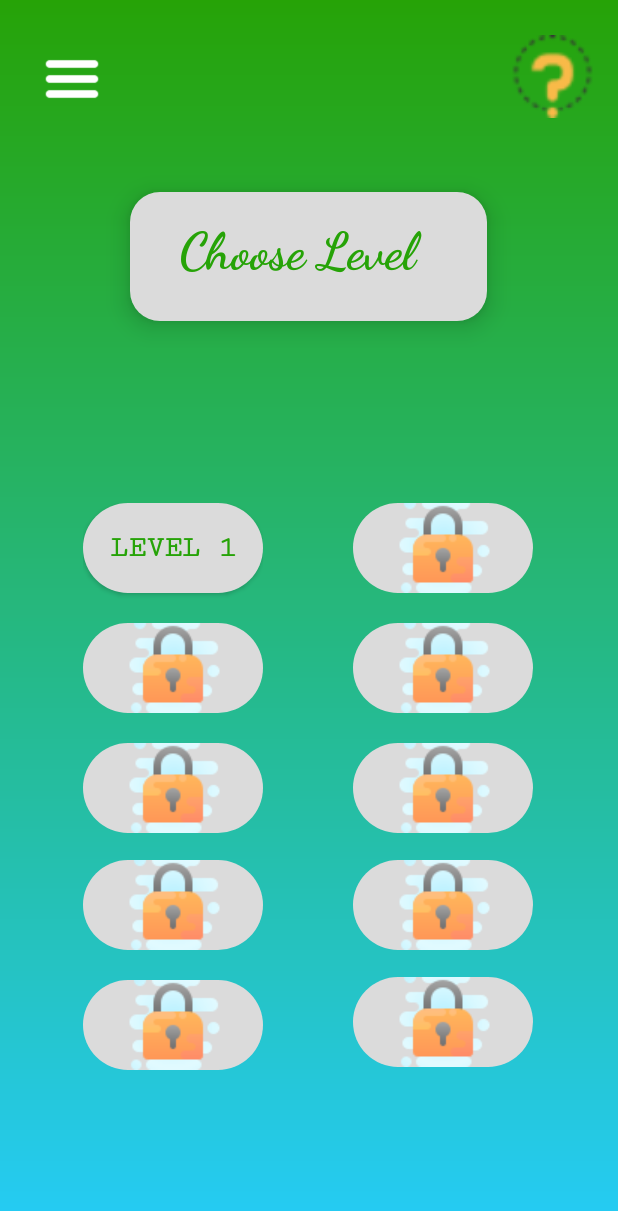
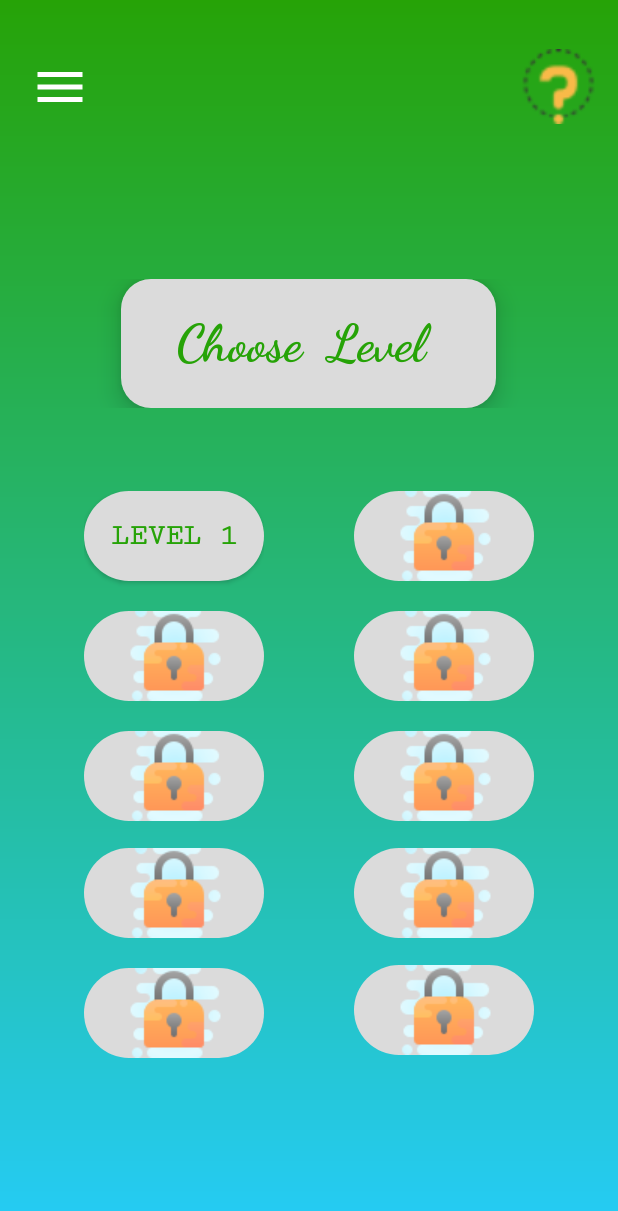
Before and after one commit to richardjob/Guess_it, an Android app: the screen it shows after launch (MainActivity), on a phone screen of 412 x 824 dp. Shown: the top 1211 px of the screen. Run offline under Robolectric (Android 15) with nearby library versions, the phone set to English and light mode, and no system bars.

Commit message:
Made use of Linear layout Improved UI and performance

```diff
--- a/app/build.gradle
+++ b/app/build.gradle
@@ -6,9 +6,10 @@ android {
         applicationId "com.richie.guess_it"
         minSdkVersion 19
         targetSdkVersion 28
-        versionCode 190202040
-        versionName "2.2.4"
+        versionCode 190202070
+        versionName "2.2.7"
         testInstrumentationRunner "android.support.test.runner.AndroidJUnitRunner"
+        vectorDrawables.useSupportLibrary = true
     }
     buildTypes {
         release {
--- a/app/src/main/java/com/richie/guess_it/GamePlay.java
+++ b/app/src/main/java/com/richie/guess_it/GamePlay.java
@@ -8,6 +8,7 @@ import android.support.v7.app.AlertDialog;
 import android.support.v7.app.AppCompatActivity;
 import android.view.View;
 import android.widget.Button;
+import android.widget.ImageView;
 import android.widget.TextView;
 
 
@@ -17,6 +18,7 @@ public class GamePlay extends AppCompatActivity {
 
     TextView tv1,tv2,tv3;
 
+    ImageView backbtn;
 
     Button btn1,btn2,btn3,btn4,btn5,btn6,btn7,btn8,btn9,btn10,btn11,btn12;
 
@@ -35,6 +37,8 @@ public class GamePlay extends AppCompatActivity {
         tv1 = findViewById(R.id.tv1);
         tv2 = findViewById(R.id.tv2);
         tv3 = findViewById(R.id.tv3);
+
+        backbtn =findViewById(R.id.back_arrow);// back arrow
 
         btn1 = findViewById(R.id.btn1);   //OK button
         btn2 = findViewById(R.id.btn2);   //1
@@ -247,7 +251,16 @@ public class GamePlay extends AppCompatActivity {
         }
         });
 
+
+        backbtn.setOnClickListener(new View.OnClickListener() {
+            @Override
+            public void onClick(View v) {
+                onBackPressed();
+            }
+        });
+
     }
+
     @Override
     public void onBackPressed(){
         AlertDialog.Builder builder = new AlertDialog.Builder(this);
--- /dev/null
+++ b/app/src/main/res/drawable/arrow_back.xml
@@ -0,0 +1,5 @@
+<vector android:height="24dp" android:tint="#FFFFFF"
+    android:viewportHeight="24.0" android:viewportWidth="24.0"
+    android:width="24dp" xmlns:android="http://schemas.android.com/apk/res/android">
+    <path android:fillColor="#FF000000" android:pathData="M20,11H7.83l5.59,-5.59L12,4l-8,8 8,8 1.41,-1.41L7.83,13H20v-2z"/>
+</vector>
--- /dev/null
+++ b/app/src/main/res/drawable/menu.xml
@@ -0,0 +1,5 @@
+<vector android:height="24dp" android:tint="#FFFFFF"
+    android:viewportHeight="24.0" android:viewportWidth="24.0"
+    android:width="24dp" xmlns:android="http://schemas.android.com/apk/res/android">
+    <path android:fillColor="#FF000000" android:pathData="M3,18h18v-2L3,16v2zM3,13h18v-2L3,11v2zM3,6v2h18L21,6L3,6z"/>
+</vector>
--- a/app/src/main/res/layout/activity_main.xml
+++ b/app/src/main/res/layout/activity_main.xml
@@ -15,48 +15,91 @@
         android:background="@drawable/gradient_background">
 
 
+        <LinearLayout
+            android:layout_width="match_parent"
+            android:layout_height="wrap_content"
+            android:orientation="horizontal"
+            app:layout_constraintBottom_toBottomOf="parent"
+            app:layout_constraintLeft_toLeftOf="parent"
+            app:layout_constraintTop_toTopOf="parent"
+            app:layout_constraintRight_toRightOf="parent"
+            app:layout_constraintVertical_bias="0.03">
+
+            <LinearLayout
+                android:layout_width="205dp"
+                android:layout_height="match_parent"
+                android:gravity="start"
+                android:paddingTop="15dp"
+                android:paddingStart="8dp">
+
+                <ImageView
+                    android:id="@+id/toggle"
+                    android:layout_width="40dp"
+                    android:layout_height="40dp"
+                    android:layout_marginStart="12dp"
+                    android:layout_marginEnd="8dp"
+                    android:layout_marginBottom="8dp"
+                    android:elevation="10dp"
+                    app:srcCompat="@drawable/menu" />
+            </LinearLayout>
+
+
+            <LinearLayout
+                android:layout_width="205dp"
+                android:layout_height="wrap_content"
+                android:gravity="end"
+                android:paddingEnd="5dp"
+                android:paddingTop="2dp">
+
                 <ImageView
                     android:id="@+id/img1"
-            android:layout_width="55dp"
-            android:layout_height="55dp"
+                    android:layout_width="50dp"
+                    android:layout_height="50dp"
                     android:layout_marginStart="8dp"
                     android:layout_marginTop="8dp"
                     android:layout_marginEnd="8dp"
                     android:layout_marginBottom="8dp"
-            android:src="@drawable/help"
+                    android:foregroundGravity="right"
+                    android:src="@drawable/help" />
+            </LinearLayout>
+        </LinearLayout>
+
+
+        <LinearLayout
+            android:layout_width="wrap_content"
+            android:layout_height="wrap_content"
+            android:layout_marginTop="8dp"
+            android:layout_marginBottom="8dp"
+            android:orientation="vertical"
             app:layout_constraintBottom_toBottomOf="parent"
-            app:layout_constraintEnd_toEndOf="parent"
-            app:layout_constraintHorizontal_bias="0.976"
-            app:layout_constraintStart_toStartOf="parent"
+            app:layout_constraintHorizontal_bias="0.5"
+            app:layout_constraintLeft_toLeftOf="parent"
+            app:layout_constraintRight_toRightOf="parent"
             app:layout_constraintTop_toTopOf="parent"
-            app:layout_constraintVertical_bias="0.02" />
+            app:layout_constraintVertical_bias="0.65">
 
+            <LinearLayout
+                android:layout_width="match_parent"
+                android:layout_height="wrap_content"
+                android:gravity="center"
+                android:layout_marginBottom="40dp">
 
                 <TextView
                     android:id="@+id/tv1"
-            android:layout_width="238dp"
+                    android:layout_width="250dp"
                     android:layout_height="86dp"
-            android:layout_marginStart="8dp"
-            android:layout_marginTop="8dp"
-            android:layout_marginEnd="8dp"
-            android:layout_marginBottom="8dp"
                     android:background="@drawable/custom_textview"
                     android:elevation="10dp"
                     android:fontFamily="cursive"
-            android:paddingTop="18dp"
-            android:paddingEnd="15dp"
-            android:text="Choose Level"
+                    android:gravity="center"
+                    android:paddingStart="10dp"
+                    android:paddingEnd="20dp"
+                    android:text="Choose  Level"
                     android:textAlignment="center"
                     android:textColor="#26a307"
                     android:textSize="34sp"
-            android:textStyle="bold"
-            app:layout_constraintBottom_toBottomOf="parent"
-            app:layout_constraintEnd_toEndOf="parent"
-            app:layout_constraintHorizontal_bias="0.496"
-            app:layout_constraintStart_toStartOf="parent"
-            app:layout_constraintTop_toTopOf="parent"
-            app:layout_constraintVertical_bias="0.166" />
-
+                    android:textStyle="bold" />
+            </LinearLayout>
 
             <LinearLayout
                 android:layout_width="wrap_content"
@@ -238,22 +281,8 @@
 
                 </LinearLayout>
             </LinearLayout>
+        </LinearLayout>
 
-        <ImageView
-            android:id="@+id/toggle"
-            android:layout_width="40dp"
-            android:layout_height="40dp"
-            android:layout_marginStart="8dp"
-            android:layout_marginEnd="8dp"
-            android:layout_marginBottom="8dp"
-            android:elevation="10dp"
-            app:layout_constraintBottom_toBottomOf="parent"
-            app:layout_constraintEnd_toEndOf="parent"
-            app:layout_constraintHorizontal_bias="0.056"
-            app:layout_constraintStart_toStartOf="parent"
-            app:layout_constraintTop_toTopOf="parent"
-            app:layout_constraintVertical_bias="0.042"
-            app:srcCompat="@drawable/menu" />
 
     </android.support.constraint.ConstraintLayout>
 
--- a/app/src/main/res/layout/game_play.xml
+++ b/app/src/main/res/layout/game_play.xml
@@ -313,5 +313,22 @@
         app:layout_constraintTop_toTopOf="@id/tv3"
         app:layout_constraintVertical_bias="0.50" />
 
+    <ImageView
+        android:id="@+id/back_arrow"
+        android:layout_width="45dp"
+        android:layout_height="46dp"
+        android:layout_marginStart="8dp"
+        android:layout_marginTop="8dp"
+        android:layout_marginEnd="8dp"
+        android:layout_marginBottom="8dp"
+        android:elevation="10dp"
+        app:layout_constraintBottom_toBottomOf="parent"
+        app:layout_constraintEnd_toEndOf="parent"
+        app:layout_constraintHorizontal_bias="0.028"
+        app:layout_constraintStart_toStartOf="parent"
+        app:layout_constraintTop_toTopOf="parent"
+        app:layout_constraintVertical_bias="0.02"
+        app:srcCompat="@drawable/arrow_back" />
+
 
 </android.support.constraint.ConstraintLayout>
```
Also changed, not shown: app/src/main/res/drawable/menu.png (deleted), 2 other files. Lines whose indentation alone changed are shown as unchanged.
